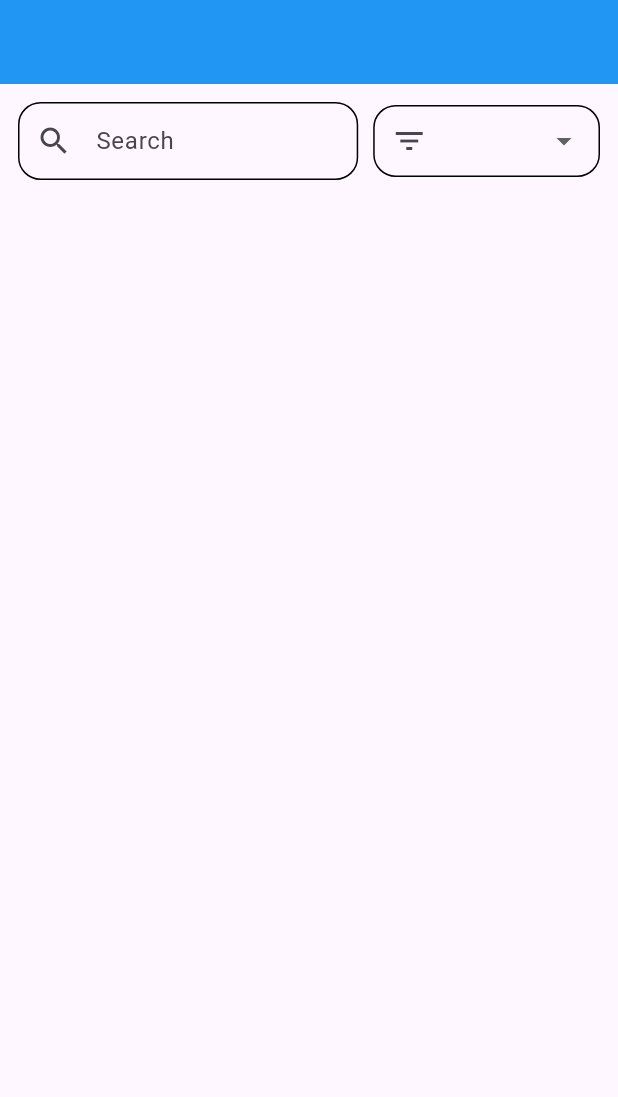
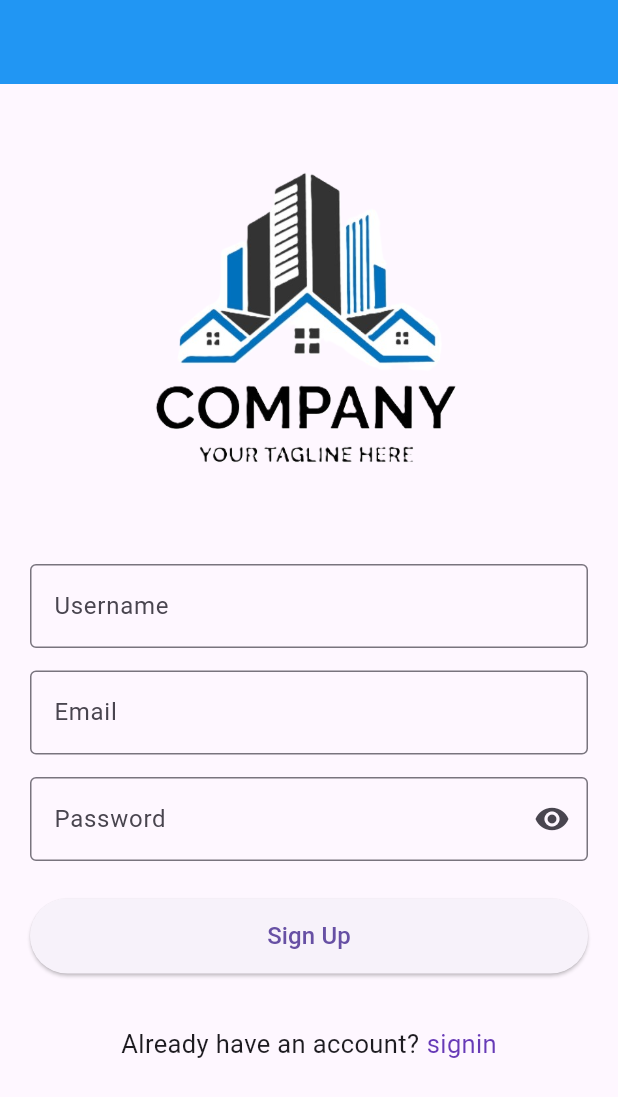
Before and after one commit to ar83had/UsersBook, a Flutter app: the screen it shows after launch, on a phone screen of 412 x 824 dp. Shown: the top 1097 px of the screen. Run offline on Flutter 3.47's test engine with Material 3 defaults, Android fonts, the light colour scheme and no system bars.

Commit message:
signup screen and signup and signin fn parcially completed

```diff
--- /dev/null
+++ b/lib/api/api.dart
@@ -0,0 +1,41 @@
+import 'dart:io';
+
+import 'package:flutter/foundation.dart';
+import 'package:http/http.dart' as http;
+import 'dart:convert';
+
+
+class API{
+
+  static Future<void> signup({required Map<String,String> data}) async{
+
+    final URL = Uri.parse("https://lockit-server.vercel.app/user/signup/store");
+    Map<String, Map<String,String>> body = {"form":data};
+
+    final res = await http.post(
+      URL,
+      body: jsonEncode(body),
+      headers: {
+      "Content-Type": "application/json",
+      },
+    );
+
+    print(res.body);
+
+  }
+
+  static Future<void> signin({required String username, required String pws}) async{
+
+    final URL = Uri.parse("https://lockit-server.vercel.app/user/signin/authenticate");
+
+    final res = await http.get(
+      URL,
+      headers: {
+        "username":username,
+        "pws":pws,
+      }
+    );
+
+    print(res.body);
+  }
+}
--- a/lib/main.dart
+++ b/lib/main.dart
@@ -1,4 +1,5 @@
 import 'package:flutter/material.dart';
+import 'package:userbook/screens/signup.dart';
 import 'package:userbook/screens/usersS.dart';
 
 void main() {
@@ -13,7 +14,7 @@ class MyApp extends StatelessWidget {
   Widget build(BuildContext context) {
     return MaterialApp(
       title: 'User Book',
-      home: UsersScreen(),
+      home: SignUp(),
     );
   }
 }
--- /dev/null
+++ b/lib/screens/signup.dart
@@ -0,0 +1,133 @@
+import 'package:flutter/material.dart';
+import 'package:userbook/api/api.dart';
+
+class SignUp extends StatefulWidget {
+  const SignUp({super.key});
+
+  @override
+  State<SignUp> createState() => _SignUpState();
+}
+
+class _SignUpState extends State<SignUp> {
+
+  final _usernameController = TextEditingController();
+  final _emailController = TextEditingController();
+  final _passwordController = TextEditingController();
+
+  bool _isHidden = true;
+
+  dynamic? res;
+
+  @override
+  Widget build(BuildContext context) {
+    print("APIresponse is : $res");
+
+    return Scaffold(
+      appBar: AppBar(
+        backgroundColor: Colors.blue,
+      ),
+      body: SingleChildScrollView(
+        child: Padding(
+          padding: EdgeInsets.all(20),
+          child: Column(
+            children: [
+
+              Image.asset(
+                "assets/image/formLogo.png",
+                width: 300,
+                height: 300,
+              ),
+
+              /// Username
+              TextField(
+                controller: _usernameController,
+                decoration: InputDecoration(
+                  labelText: "Username",
+                  border: OutlineInputBorder(),
+                ),
+              ),
+
+              const SizedBox(height: 15),
+
+              /// Email
+              TextField(
+                controller: _emailController,
+                decoration: InputDecoration(
+                  labelText: "Email",
+                  border: OutlineInputBorder(),
+                ),
+              ),
+
+              const SizedBox(height: 15),
+
+              /// Password
+              TextField(
+                controller: _passwordController,
+                obscureText: _isHidden,
+                decoration: InputDecoration(
+                  labelText: "Password",
+                  border: OutlineInputBorder(),
+                  suffixIcon: IconButton(
+                    icon: Icon(
+                      _isHidden
+                          ? Icons.visibility
+                          : Icons.visibility_off,
+                    ),
+                    onPressed: () {
+                      setState(() {
+                        _isHidden = !_isHidden;
+                      });
+                    },
+                  ),
+                ),
+              ),
+
+              const SizedBox(height: 25),
+
+              /// Signup Button
+              SizedBox(
+                width: double.infinity,
+                height: 50,
+                child: ElevatedButton(
+                  onPressed: () async {
+
+                    // Map<String, String> form = {
+                    //   "username": _usernameController.text,
+                    //   "email": _emailController.text,
+                    //   "pws": _passwordController.text,
+                    // };
+
+                    // await API.signup(data:form);   // make sure your API method accepts parameter
+                  },
+                  child: const Text(
+                    "Sign Up",
+                    style: TextStyle(fontSize: 16),
+                  ),
+                ),
+              ),
+
+              SizedBox(height: 35,),
+              Row(
+                mainAxisAlignment: MainAxisAlignment.center,
+                children: [
+                  Text(
+                    "Already have an account?",
+                    style: TextStyle(fontSize: 17),
+                  ),
+                  SizedBox(width: 5,),
+                  InkWell(
+                    child: Text(
+                      "signin",
+                      style: TextStyle(fontSize: 17,color: Colors.deepPurple.shade500),
+                    ),
+                    onTap: (){},
+                  )
+                ],
+              )
+            ],
+          ),
+        ),
+      ),
+    );
+  }
+}
--- a/pubspec.yaml
+++ b/pubspec.yaml
@@ -59,9 +59,8 @@ flutter:
   uses-material-design: true
 
   # To add assets to your application, add an assets section, like this:
-  # assets:
-  #   - images/a_dot_burr.jpeg
-  #   - images/a_dot_ham.jpeg
+  assets:
+   - assets/image/
 
   # An image asset can refer to one or more resolution-specific "variants", see
   # https://flutter.dev/to/resolution-aware-images
```
Also changed, not shown: assets/image/formLogo.png (added).
